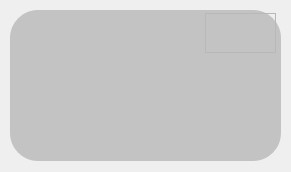
This is smallwindow.ui in Yish1/Class-Roster-Picker-NEXT as Qt 5 draws it before an edit. The edited form follows.
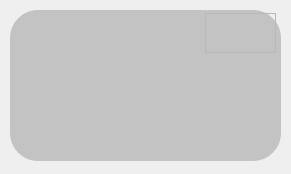
This is the edited form. Icons and pictures are not drawn.

```diff
--- a/smallwindow.ui
+++ b/smallwindow.ui
@@ -7,7 +7,7 @@
     <x>0</x>
     <y>0</y>
     <width>291</width>
-    <height>172</height>
+    <height>174</height>
    </rect>
   </property>
   <property name="windowTitle">
@@ -123,8 +123,8 @@
   <widget class="QPushButton" name="pushButton_7">
    <property name="geometry">
     <rect>
-     <x>95</x>
-     <y>35</y>
+     <x>90</x>
+     <y>30</y>
      <width>111</width>
      <height>101</height>
     </rect>
```
Left out of the diff: 17 changed lines with no effect on the pictures.
